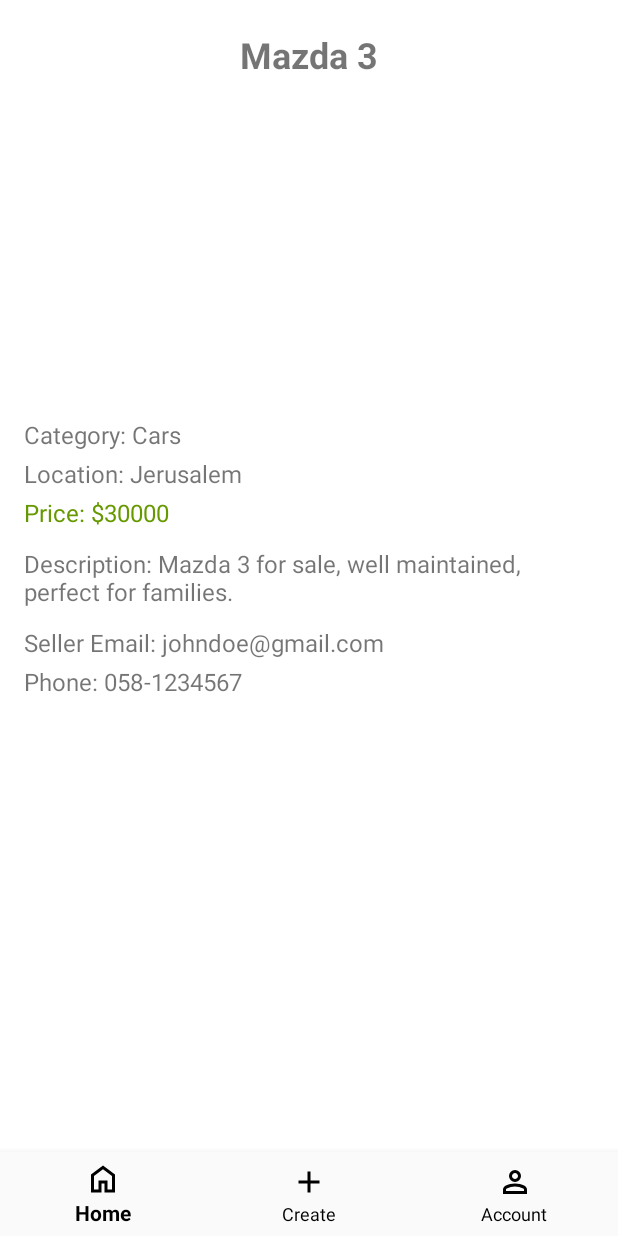
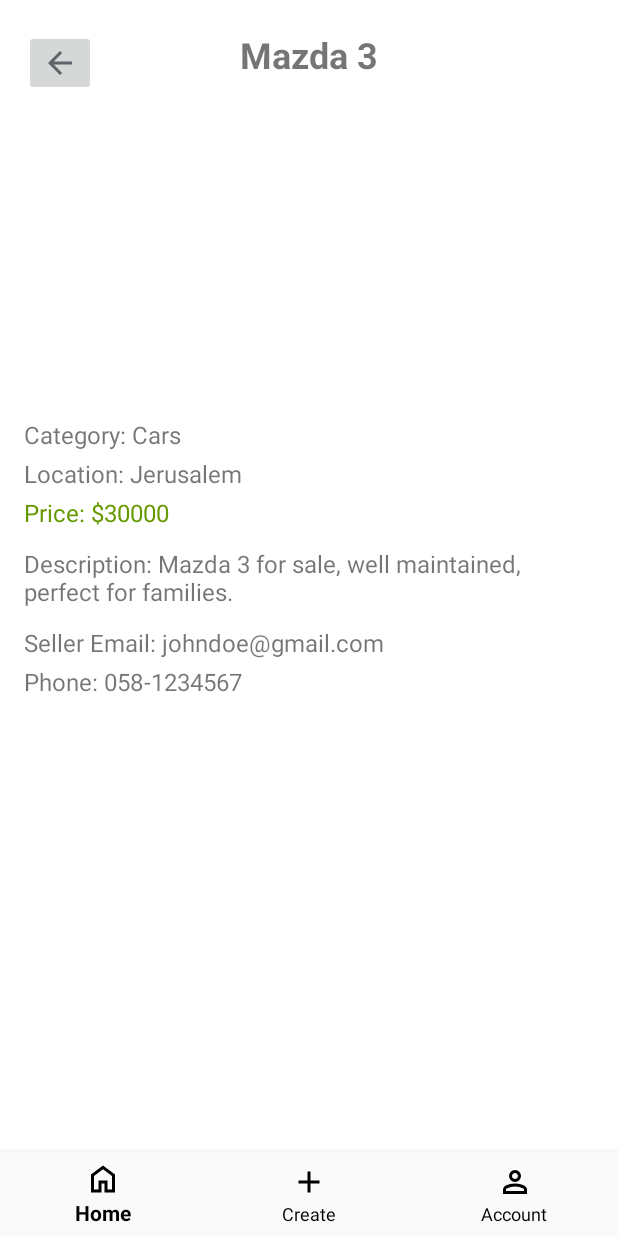
Before and after one commit to yonibc/yad2cellular, an Android app built with Jetpack Compose: the PostDetailsFragment screen opened through its navigation route, on a phone screen of 412 x 824 dp. Run offline under Robolectric (Android 15) with nearby library versions, the phone set to English and light mode, and no system bars; our stand-ins replace Firebase (no records; nobody signed in at launch, a user with empty details on screens opened directly), Picasso, navigation-ui.

Commit message:
add back arrow to post details

```diff
--- a/app/src/main/java/com/example/yad2cellular/PostDetailsFragment.kt
+++ b/app/src/main/java/com/example/yad2cellular/PostDetailsFragment.kt
@@ -4,10 +4,12 @@ import android.os.Bundle
 import android.view.LayoutInflater
 import android.view.View
 import android.view.ViewGroup
+import android.widget.ImageButton
 import android.widget.ImageView
 import android.widget.ProgressBar
 import android.widget.TextView
 import androidx.fragment.app.Fragment
+import androidx.navigation.findNavController
 import com.squareup.picasso.Picasso
 import com.google.firebase.firestore.FirebaseFirestore
 import com.example.yad2cellular.model.Post
@@ -29,6 +31,7 @@ class PostDetailsFragment : Fragment() {
         val sellerEmail: TextView = view.findViewById(R.id.sellerEmail)
         val sellerPhone: TextView = view.findViewById(R.id.sellerPhone)
         val progressBar: ProgressBar = view.findViewById(R.id.progress_bar_post_details)
+        val backArrow: ImageButton = view.findViewById(R.id.back_arrow)
 
         val post = arguments?.getParcelable<Post>("post")
 
@@ -71,6 +74,10 @@ class PostDetailsFragment : Fragment() {
                 }
         }
 
+        backArrow.setOnClickListener {
+            it.findNavController().navigate(R.id.action_postDetailsFragment_to_postsFragment)
+        }
+
         return view
     }
 }
--- /dev/null
+++ b/app/src/main/res/drawable/arrow_back_24dp_5f6368_fill0_wght400_grad0_opsz24.xml
@@ -0,0 +1,9 @@
+<vector xmlns:android="http://schemas.android.com/apk/res/android"
+    android:width="24dp"
+    android:height="24dp"
+    android:viewportWidth="960"
+    android:viewportHeight="960">
+  <path
+      android:pathData="m313,520 l224,224 -57,56 -320,-320 320,-320 57,56 -224,224h487v80L313,520Z"
+      android:fillColor="#5f6368"/>
+</vector>
--- a/app/src/main/res/layout/fragment_post_details.xml
+++ b/app/src/main/res/layout/fragment_post_details.xml
@@ -108,4 +108,14 @@
         app:layout_constraintEnd_toEndOf="parent"
         android:layout_marginTop="20dp"/>
 
+    <ImageButton
+        android:id="@+id/back_arrow"
+        android:layout_width="wrap_content"
+        android:layout_height="wrap_content"
+        android:layout_marginStart="16dp"
+        android:layout_marginTop="20dp"
+        android:src="@drawable/arrow_back_24dp_5f6368_fill0_wght400_grad0_opsz24"
+        app:layout_constraintStart_toStartOf="parent"
+        app:layout_constraintTop_toTopOf="parent" />
+
 </androidx.constraintlayout.widget.ConstraintLayout>
--- a/app/src/main/res/navigation/my_nav.xml
+++ b/app/src/main/res/navigation/my_nav.xml
@@ -17,7 +17,11 @@
     <fragment
         android:id="@+id/postDetailsFragment"
         android:name="com.example.yad2cellular.PostDetailsFragment"
-        tools:layout="@layout/fragment_post_details" />
+        tools:layout="@layout/fragment_post_details" >
+        <action
+            android:id="@+id/action_postDetailsFragment_to_postsFragment"
+            app:destination="@id/postsFragment" />
+    </fragment>
 
     <fragment
         android:id="@+id/createPostFragment"
```
